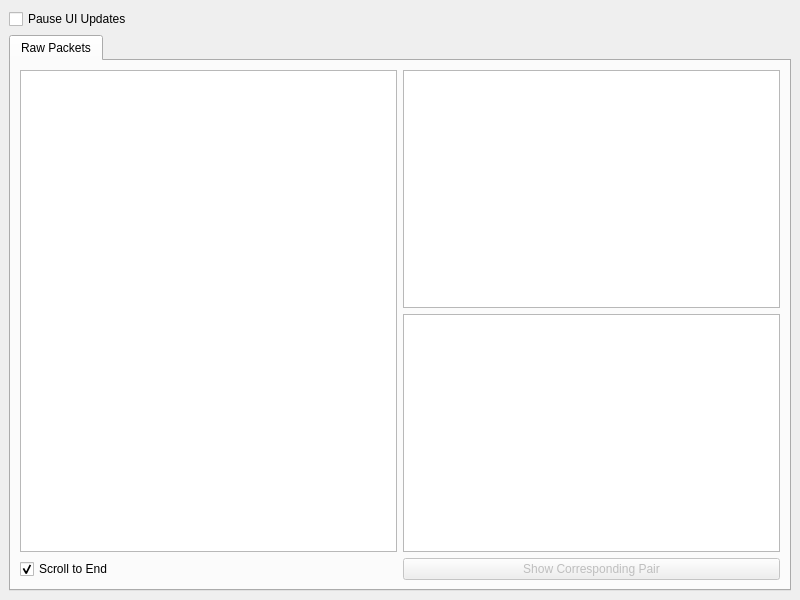
This is modbus_parser_viewer.ui in EuphoricCatface/ModbusRTUSniffer-PySide as Qt 5 draws it before an edit. The edited form follows.
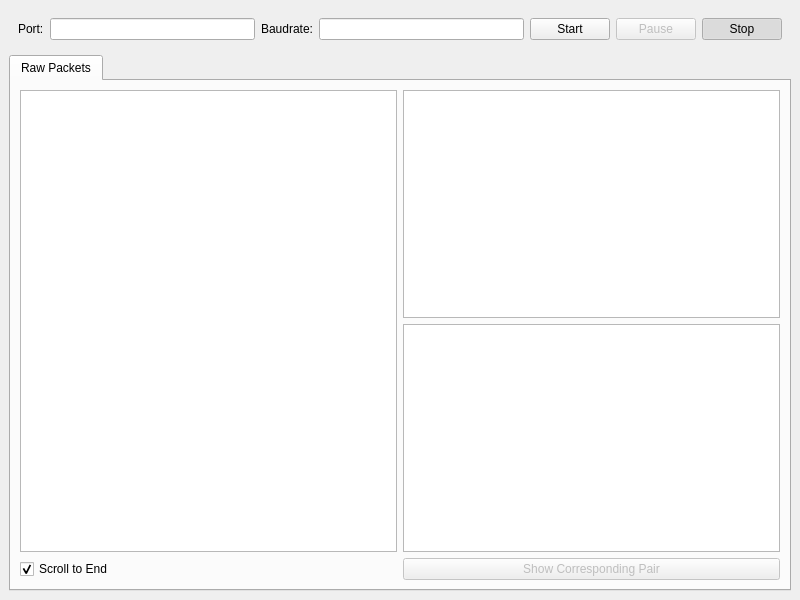
This is the edited form. Icons and pictures are not drawn.

Commit message: Viewer: Start/Stop, Port/Baudrate selection on GUI

What changed in the file:
```diff
--- a/modbus_parser_viewer.ui
+++ b/modbus_parser_viewer.ui
@@ -15,6 +15,92 @@
   </property>
   <widget class="QWidget" name="centralwidget">
    <layout class="QGridLayout" name="gridLayout">
+    <item row="0" column="0">
+     <widget class="QWidget" name="widget" native="true">
+      <layout class="QHBoxLayout" name="horizontalLayout_2">
+       <item>
+        <widget class="QLabel" name="label">
+         <property name="text">
+          <string>Port:</string>
+         </property>
+         <property name="buddy">
+          <cstring>lineEdit_port</cstring>
+         </property>
+        </widget>
+       </item>
+       <item>
+        <widget class="QLineEdit" name="lineEdit_port"/>
+       </item>
+       <item>
+        <widget class="QLabel" name="label_2">
+         <property name="text">
+          <string>Baudrate:</string>
+         </property>
+         <property name="buddy">
+          <cstring>lineEdit_baudrate</cstring>
+         </property>
+        </widget>
+       </item>
+       <item>
+        <widget class="QLineEdit" name="lineEdit_baudrate"/>
+       </item>
+       <item>
+        <widget class="QPushButton" name="pushButton_start">
+         <property name="text">
+          <string>Start</string>
+         </property>
+         <property name="icon">
+          <iconset theme="QIcon::ThemeIcon::MediaPlaybackStart"/>
+         </property>
+         <property name="checkable">
+          <bool>true</bool>
+         </property>
+         <attribute name="buttonGroup">
+          <string notr="true">buttonGroup</string>
+         </attribute>
+        </widget>
+       </item>
+       <item>
+        <widget class="QPushButton" name="pushButton_pause">
+         <property name="enabled">
+          <bool>false</bool>
+         </property>
+         <property name="text">
+          <string>Pause</string>
+         </property>
+         <property name="icon">
+          <iconset theme="QIcon::ThemeIcon::MediaPlaybackPause"/>
+         </property>
+         <property name="checkable">
+          <bool>true</bool>
+         </property>
+         <attribute name="buttonGroup">
+          <string notr="true">buttonGroup</string>
+         </attribute>
+        </widget>
+       </item>
+       <item>
+        <widget class="QPushButton" name="pushButton_stop">
+         <property name="text">
+          <string>Stop</string>
+         </property>
+         <property name="icon">
+          <iconset theme="QIcon::ThemeIcon::MediaPlaybackStop"/>
+         </property>
+         <property name="checkable">
+          <bool>true</bool>
+         </property>
+         <property name="checked">
+          <bool>true</bool>
+         </property>
+         <attribute name="buttonGroup">
+          <string notr="true">buttonGroup</string>
+         </attribute>
+        </widget>
+       </item>
+      </layout>
+     </widget>
+    </item>
     <item row="1" column="0">
      <widget class="QTabWidget" name="tabWidget">
       <property name="currentIndex">
@@ -66,13 +152,6 @@
       </widget>
      </widget>
     </item>
-    <item row="0" column="0">
-     <widget class="QCheckBox" name="checkBox_pause">
-      <property name="text">
-       <string>Pause UI Updates</string>
-      </property>
-     </widget>
-    </item>
    </layout>
   </widget>
  </widget>
```
Left out of the diff: 3 changed lines with no effect on the pictures. The commit also changes 6 other files.
